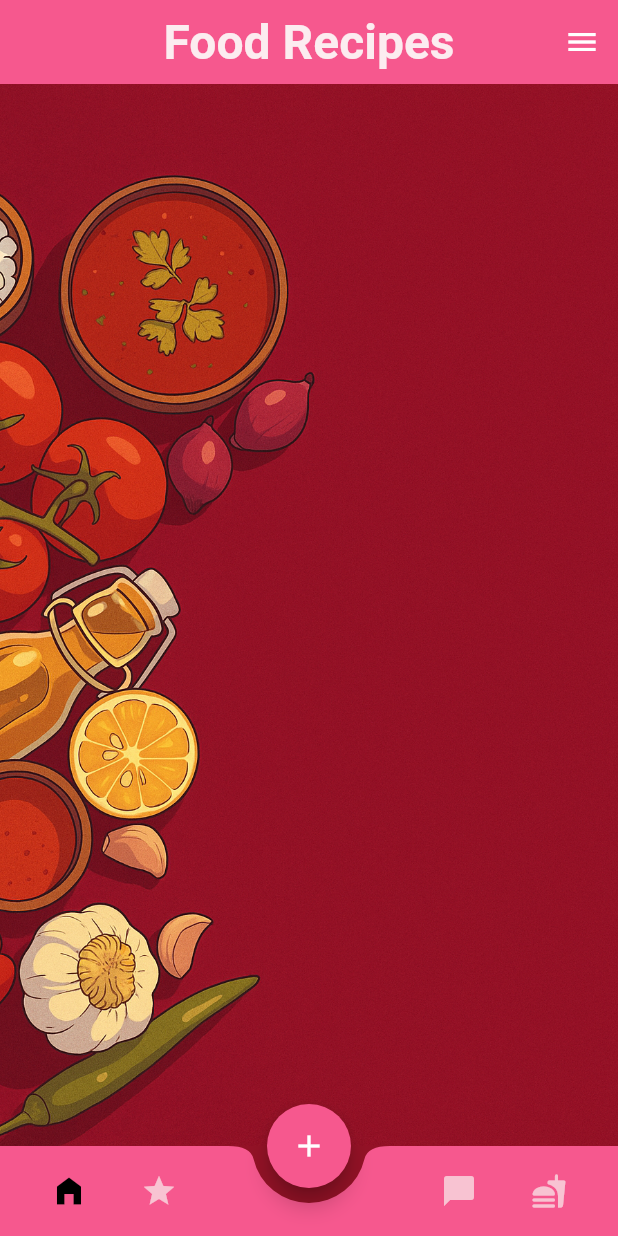
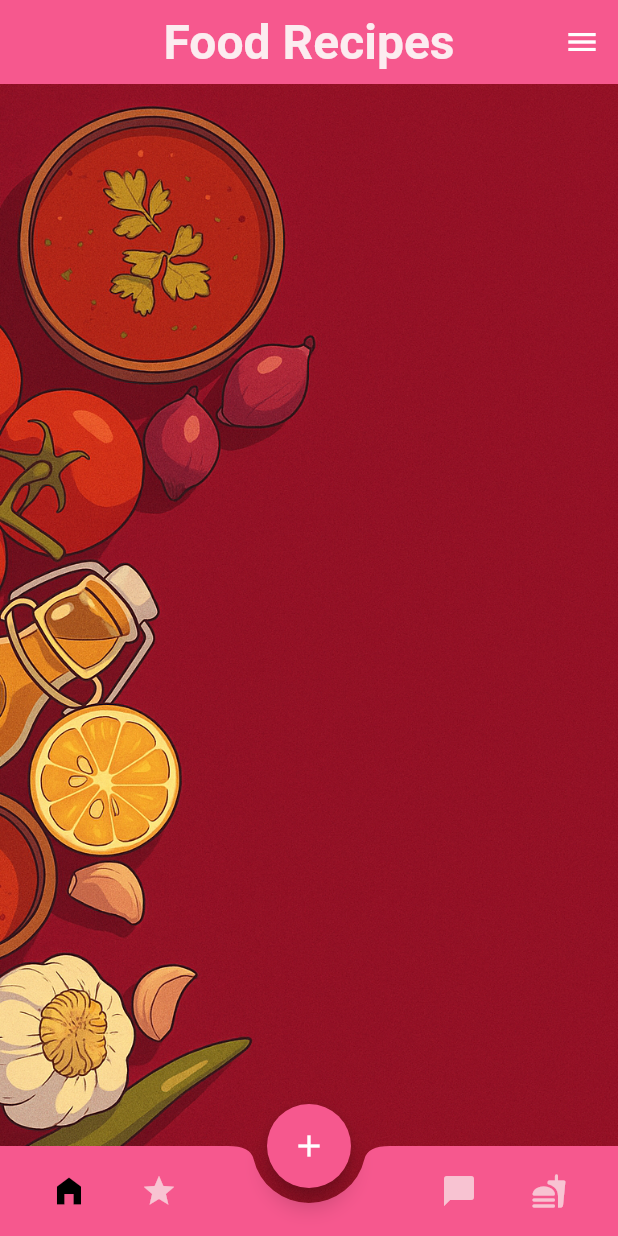
Before and after one commit to harshaninv/recipe_app, a Flutter app: the screen it shows once a user with an empty profile is signed in, on a phone screen of 412 x 824 dp. Run offline on Flutter 3.47's test engine with Material 3 defaults, Android fonts, the light colour scheme and no system bars; our stand-ins replace firebase_auth, firebase_core, google_fonts, transparent_image; accounts and stored records are empty; network calls fail.

Commit message:
some ui issues fixed

```diff
--- a/lib/screens/pages/home_screen.dart
+++ b/lib/screens/pages/home_screen.dart
@@ -1,7 +1,6 @@
 import 'package:flutter/material.dart';
 import 'package:provider/provider.dart';
 import 'package:recipe_app/models/recipe.dart';
-import 'package:recipe_app/providers/auth_provider.dart';
 import 'package:recipe_app/providers/recipe_provider.dart';
 import 'package:recipe_app/screens/recipe_detial.dart';
 import 'package:recipe_app/widgets/app_drawer.dart';
--- a/lib/screens/recipe_detial.dart
+++ b/lib/screens/recipe_detial.dart
@@ -16,6 +16,7 @@ class RecipeDetialScreen extends StatelessWidget {
   Widget build(BuildContext context) {
     return CustomScaffold(
       appBar: AppBar(
+        backgroundColor: Colors.transparent,
         title: Text(recipedetail.name),
         centerTitle: true,
         titleTextStyle: Theme.of(context).textTheme.headlineLarge!.copyWith(
--- a/lib/widgets/bottomTabBar/fab_tabs.dart
+++ b/lib/widgets/bottomTabBar/fab_tabs.dart
@@ -26,7 +26,7 @@ class _FabTabsState extends State<FabTabs> {
   @override
   Widget build(BuildContext context) {
     return Scaffold(
-      backgroundColor: Color.fromARGB(255, 147, 18, 38),
+      extendBody: true,
       body: PageStorage(bucket: bucket, child: _pages[currentIndex]),
       floatingActionButton: FloatingActionButton(
         backgroundColor: ColorScheme.of(context).primary,
--- a/lib/widgets/custom_scaffold.dart
+++ b/lib/widgets/custom_scaffold.dart
@@ -11,6 +11,7 @@ class CustomScaffold extends StatelessWidget {
   @override
   Widget build(BuildContext context) {
     return Scaffold(
+      extendBodyBehindAppBar: true,
       appBar: appBar,
       drawer: drawer,
       body: Stack(
```
